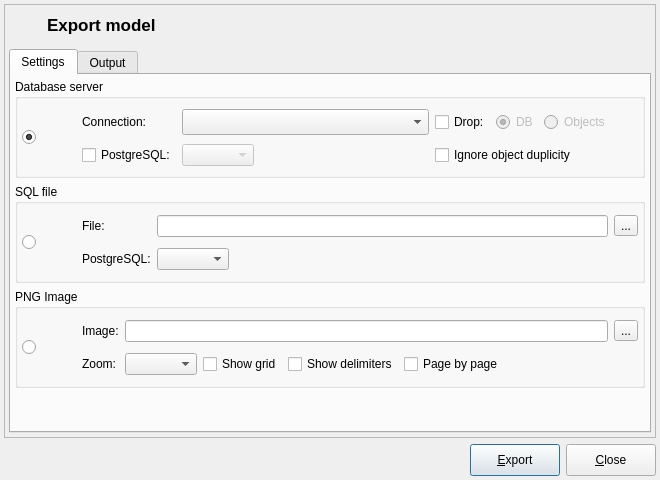
Above: libpgmodeler_ui/ui/modelexportform.ui from pgmodeler/pgmodeler before the change. Below: the same form after it.
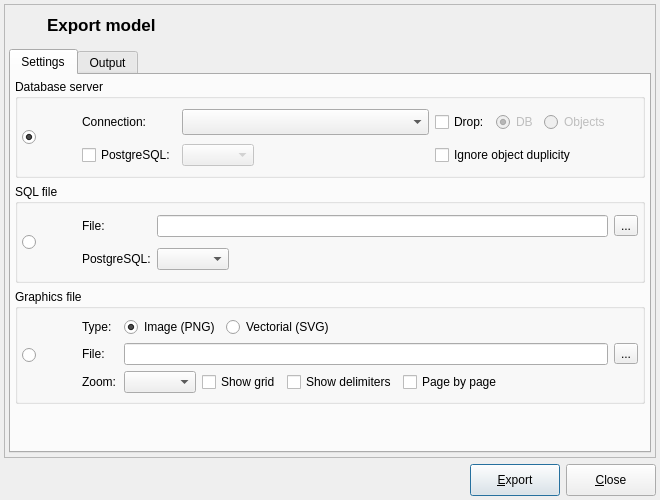
That is the form after the change. Icons and pictures are not drawn.

Commit message: Added support to export model to SVG file

```diff
--- a/libpgmodeler_ui/ui/modelexportform.ui
+++ b/libpgmodeler_ui/ui/modelexportform.ui
@@ -10,7 +10,7 @@
     <x>0</x>
     <y>0</y>
     <width>660</width>
-    <height>480</height>
+    <height>500</height>
    </rect>
   </property>
   <property name="sizePolicy">
@@ -22,7 +22,7 @@
   <property name="minimumSize">
    <size>
     <width>660</width>
-    <height>480</height>
+    <height>500</height>
    </size>
   </property>
   <property name="maximumSize">
@@ -535,7 +535,7 @@
           <item row="2" column="0">
            <widget class="QGroupBox" name="groupBox_3">
             <property name="title">
-             <string>PNG Image</string>
+             <string>Graphics file</string>
             </property>
             <layout class="QGridLayout" name="gridLayout_11">
              <property name="leftMargin">
@@ -593,8 +593,18 @@
                 <property name="bottomMargin">
                  <number>4</number>
                 </property>
-                <item row="0" column="0" rowspan="2">
-                 <widget class="QLabel" name="model_png_lbl">
+                <item row="0" column="3">
+                 <widget class="QRadioButton" name="png_rb">
+                  <property name="text">
+                   <string>Image (PNG)</string>
+                  </property>
+                  <property name="checked">
+                   <bool>true</bool>
+                  </property>
+                 </widget>
+                </item>
+                <item row="0" column="1">
+                 <widget class="QLabel" name="image_lbl_2">
                   <property name="enabled">
                    <bool>true</bool>
                   </property>
@@ -606,28 +616,16 @@
                   </property>
                   <property name="minimumSize">
                    <size>
-                    <width>30</width>
-                    <height>60</height>
-                   </size>
-                  </property>
-                  <property name="maximumSize">
-                   <size>
-                    <width>30</width>
-                    <height>60</height>
+                    <width>0</width>
+                    <height>0</height>
                    </size>
                   </property>
                   <property name="text">
-                   <string/>
-                  </property>
-                  <property name="pixmap">
-                   <pixmap resource="../res/resources.qrc">:/imagens/imagens/model2png.png</pixmap>
-                  </property>
-                  <property name="scaledContents">
-                   <bool>true</bool>
+                   <string>Type:</string>
                   </property>
                  </widget>
                 </item>
-                <item row="1" column="1" colspan="2">
+                <item row="2" column="1" colspan="2">
                  <widget class="QLabel" name="zoom_lbl">
                   <property name="enabled">
                    <bool>true</bool>
@@ -654,7 +652,122 @@
                   </property>
                  </widget>
                 </item>
-                <item row="1" column="3">
+                <item row="1" column="1" colspan="2">
+                 <widget class="QLabel" name="image_lbl">
+                  <property name="enabled">
+                   <bool>true</bool>
+                  </property>
+                  <property name="sizePolicy">
+                   <sizepolicy hsizetype="Fixed" vsizetype="Fixed">
+                    <horstretch>0</horstretch>
+                    <verstretch>0</verstretch>
+                   </sizepolicy>
+                  </property>
+                  <property name="minimumSize">
+                   <size>
+                    <width>0</width>
+                    <height>0</height>
+                   </size>
+                  </property>
+                  <property name="text">
+                   <string>File:</string>
+                  </property>
+                 </widget>
+                </item>
+                <item row="0" column="0" rowspan="3">
+                 <widget class="QLabel" name="model_png_lbl">
+                  <property name="enabled">
+                   <bool>true</bool>
+                  </property>
+                  <property name="sizePolicy">
+                   <sizepolicy hsizetype="Fixed" vsizetype="Preferred">
+                    <horstretch>0</horstretch>
+                    <verstretch>0</verstretch>
+                   </sizepolicy>
+                  </property>
+                  <property name="minimumSize">
+                   <size>
+                    <width>30</width>
+                    <height>60</height>
+                   </size>
+                  </property>
+                  <property name="maximumSize">
+                   <size>
+                    <width>30</width>
+                    <height>60</height>
+                   </size>
+                  </property>
+                  <property name="text">
+                   <string/>
+                  </property>
+                  <property name="pixmap">
+                   <pixmap resource="../res/resources.qrc">:/imagens/imagens/model2png.png</pixmap>
+                  </property>
+                  <property name="scaledContents">
+                   <bool>true</bool>
+                  </property>
+                 </widget>
+                </item>
+                <item row="0" column="4">
+                 <widget class="QRadioButton" name="svg_rb">
+                  <property name="sizePolicy">
+                   <sizepolicy hsizetype="Expanding" vsizetype="Fixed">
+                    <horstretch>0</horstretch>
+                    <verstretch>0</verstretch>
+                   </sizepolicy>
+                  </property>
+                  <property name="text">
+                   <string>Vectorial (SVG)</string>
+                  </property>
+                 </widget>
+                </item>
+                <item row="1" column="3" colspan="2">
+                 <layout class="QHBoxLayout" name="horizontalLayout_7">
+                  <item>
+                   <widget class="QLineEdit" name="image_edt">
+                    <property name="enabled">
+                     <bool>true</bool>
+                    </property>
+                    <property name="dragEnabled">
+                     <bool>false</bool>
+                    </property>
+                    <property name="readOnly">
+                     <bool>true</bool>
+                    </property>
+                   </widget>
+                  </item>
+                  <item>
+                   <widget class="QToolButton" name="select_img_tb">
+                    <property name="enabled">
+                     <bool>true</bool>
+                    </property>
+                    <property name="minimumSize">
+                     <size>
+                      <width>0</width>
+                      <height>0</height>
+                     </size>
+                    </property>
+                    <property name="toolTip">
+                     <string>Select target file</string>
+                    </property>
+                    <property name="text">
+                     <string>...</string>
+                    </property>
+                    <property name="icon">
+                     <iconset resource="../res/resources.qrc">
+                      <normaloff>:/icones/icones/abrir.png</normaloff>:/icones/icones/abrir.png</iconset>
+                    </property>
+                    <property name="iconSize">
+                     <size>
+                      <width>22</width>
+                      <height>22</height>
+                     </size>
+                    </property>
+                   </widget>
+                  </item>
+                 </layout>
+                </item>
+                <item row="2" column="3" colspan="2">
                  <layout class="QHBoxLayout" name="horizontalLayout_8">
                   <item>
                    <widget class="QComboBox" name="zoom_cmb">
@@ -757,74 +870,6 @@
                   </item>
                  </layout>
                 </item>
-                <item row="0" column="3">
-                 <layout class="QHBoxLayout" name="horizontalLayout_7">
-                  <item>
-                   <widget class="QLineEdit" name="image_edt">
-                    <property name="enabled">
-                     <bool>true</bool>
-                    </property>
-                    <property name="dragEnabled">
-                     <bool>false</bool>
-                    </property>
-                    <property name="readOnly">
-                     <bool>true</bool>
-                    </property>
-                   </widget>
-                  </item>
-                  <item>
-                   <widget class="QToolButton" name="select_img_tb">
-                    <property name="enabled">
-                     <bool>true</bool>
-                    </property>
-                    <property name="minimumSize">
-                     <size>
-                      <width>0</width>
-                      <height>0</height>
-                     </size>
-                    </property>
-                    <property name="toolTip">
-                     <string>Select target file</string>
-                    </property>
-                    <property name="text">
-                     <string>...</string>
-                    </property>
-                    <property name="icon">
-                     <iconset resource="../res/resources.qrc">
-                      <normaloff>:/icones/icones/abrir.png</normaloff>:/icones/icones/abrir.png</iconset>
-                    </property>
-                    <property name="iconSize">
-                     <size>
-                      <width>22</width>
-                      <height>22</height>
-                     </size>
-                    </property>
-                   </widget>
-                  </item>
-                 </layout>
-                </item>
-                <item row="0" column="1" colspan="2">
-                 <widget class="QLabel" name="image_lbl">
-                  <property name="enabled">
-                   <bool>true</bool>
-                  </property>
-                  <property name="sizePolicy">
-                   <sizepolicy hsizetype="Fixed" vsizetype="Fixed">
-                    <horstretch>0</horstretch>
-                    <verstretch>0</verstretch>
-                   </sizepolicy>
-                  </property>
-                  <property name="minimumSize">
-                   <size>
-                    <width>0</width>
-                    <height>0</height>
-                   </size>
-                  </property>
-                  <property name="text">
-                   <string>Image:</string>
-                  </property>
-                 </widget>
-                </item>
                </layout>
               </widget>
              </item>
```
The commit also changes 4 other files.
